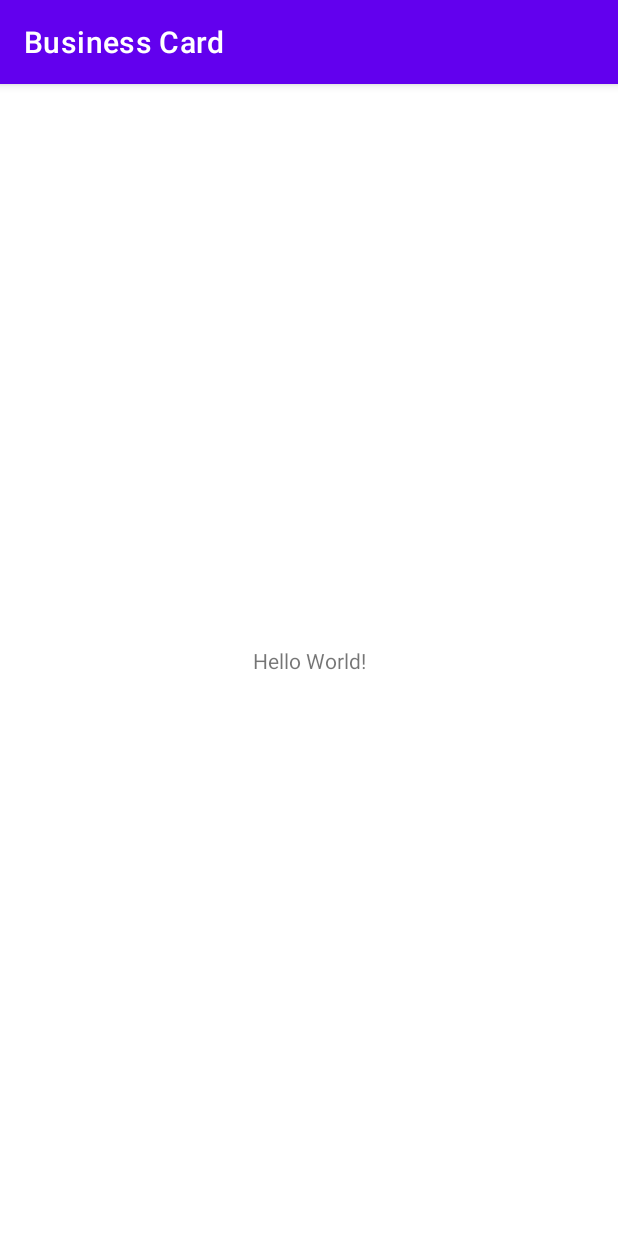
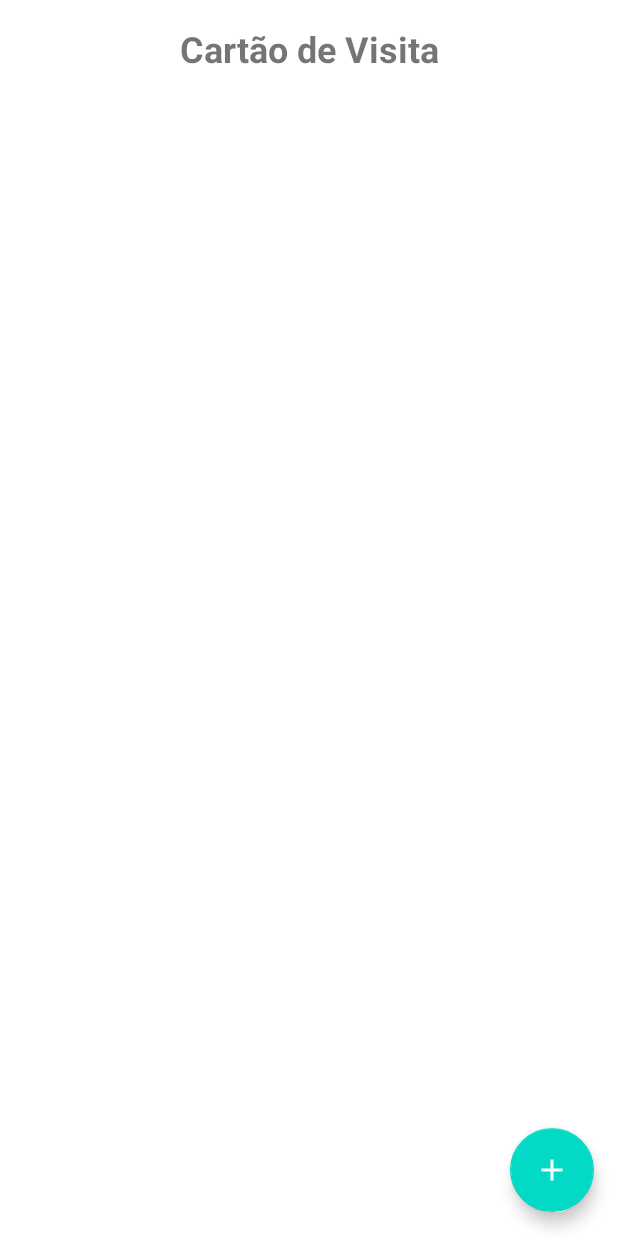
Before and after one commit to jhchiarelli/businesscard, an Android app: the screen it shows after launch (MainActivity), on a phone screen of 412 x 824 dp. Run offline under Robolectric (Android 15) with nearby library versions, the phone set to English and light mode, and no system bars.

Commit message:
Add Screen New Card

```diff
--- a/app/build.gradle
+++ b/app/build.gradle
@@ -9,7 +9,7 @@ android {
 
     defaultConfig {
         applicationId "br.com.dio.businesscard"
-        minSdk 19
+        minSdk 21
         targetSdk 30
         versionCode 1
         versionName "1.0"
@@ -29,6 +29,9 @@ android {
     }
     kotlinOptions {
         jvmTarget = '1.8'
+    }
+    buildFeatures {
+        viewBinding = true
     }
 }
 
--- a/app/src/main/AndroidManifest.xml
+++ b/app/src/main/AndroidManifest.xml
@@ -11,6 +11,9 @@
         android:supportsRtl="true"
         android:theme="@style/Theme.BusinessCard">
         <activity
+            android:name=".ui.AddBusinessCardActivity"
+            android:exported="true" />
+        <activity
             android:name=".ui.MainActivity"
             android:exported="true">
             <intent-filter>
--- a/app/src/main/java/br/com/dio/businesscard/ui/MainActivity.kt
+++ b/app/src/main/java/br/com/dio/businesscard/ui/MainActivity.kt
@@ -1,12 +1,25 @@
 package br.com.dio.businesscard.ui
 
+import android.content.Intent
 import androidx.appcompat.app.AppCompatActivity
 import android.os.Bundle
-import br.com.dio.businesscard.R
+import br.com.dio.businesscard.databinding.ActivityMainBinding
 
 class MainActivity : AppCompatActivity() {
+
+    private val binding by lazy { ActivityMainBinding.inflate(layoutInflater) }
+
     override fun onCreate(savedInstanceState: Bundle?) {
         super.onCreate(savedInstanceState)
-        setContentView(R.layout.activity_main)
+        setContentView(binding.root)
+        insertListener()
     }
+
+    private fun insertListener() {
+        binding.fab.setOnClickListener {
+            val intent = Intent(this@MainActivity, AddBusinessCardActivity::class.java)
+            startActivity(intent)
+        }
+    }
+
 }
--- /dev/null
+++ b/app/src/main/res/drawable/ic_add_24.xml
@@ -0,0 +1,5 @@
+<vector android:height="24dp" android:tint="#FFFFFF"
+    android:viewportHeight="24" android:viewportWidth="24"
+    android:width="24dp" xmlns:android="http://schemas.android.com/apk/res/android">
+    <path android:fillColor="@android:color/white" android:pathData="M19,13h-6v6h-2v-6H5v-2h6V5h2v6h6v2z"/>
+</vector>
--- a/app/src/main/res/layout/activity_main.xml
+++ b/app/src/main/res/layout/activity_main.xml
@@ -7,12 +7,36 @@
     tools:context=".ui.MainActivity">
 
     <TextView
+        android:id="@+id/tv_title"
         android:layout_width="wrap_content"
         android:layout_height="wrap_content"
-        android:text="Hello World!"
-        app:layout_constraintBottom_toBottomOf="parent"
-        app:layout_constraintLeft_toLeftOf="parent"
-        app:layout_constraintRight_toRightOf="parent"
+        android:layout_margin="16dp"
+        android:text="@string/label_business_card"
+        android:textSize="24sp"
+        android:textStyle="bold"
+        app:layout_constraintEnd_toEndOf="parent"
+        app:layout_constraintStart_toStartOf="parent"
         app:layout_constraintTop_toTopOf="parent" />
 
+    <androidx.recyclerview.widget.RecyclerView
+        android:id="@+id/rc_card"
+        android:layout_width="match_parent"
+        android:layout_height="0dp"
+        android:layout_margin="16dp"
+        app:layoutManager="androidx.recyclerview.widget.LinearLayoutManager"
+        app:layout_constraintBottom_toBottomOf="parent"
+        app:layout_constraintTop_toBottomOf="@id/tv_title"
+        tools:itemCount="8"
+        tools:listitem="@layout/item_buisiness_card" />
+
+    <com.google.android.material.floatingactionbutton.FloatingActionButton
+        android:id="@+id/fab"
+        android:layout_width="wrap_content"
+        android:layout_height="wrap_content"
+        android:layout_margin="16dp"
+        app:layout_constraintBottom_toBottomOf="parent"
+        app:layout_constraintEnd_toEndOf="parent"
+        app:srcCompat="@drawable/ic_add_24" />
+
+
 </androidx.constraintlayout.widget.ConstraintLayout>
--- a/app/src/main/res/values-night/themes.xml
+++ b/app/src/main/res/values-night/themes.xml
@@ -1,6 +1,6 @@
 <resources xmlns:tools="http://schemas.android.com/tools">
     <!-- Base application theme. -->
-    <style name="Theme.BusinessCard" parent="Theme.MaterialComponents.DayNight.DarkActionBar">
+    <style name="Theme.BusinessCard" parent="Theme.MaterialComponents.DayNight.NoActionBar">
         <!-- Primary brand color. -->
         <item name="colorPrimary">@color/purple_200</item>
         <item name="colorPrimaryVariant">@color/purple_700</item>
--- a/app/src/main/res/values/themes.xml
+++ b/app/src/main/res/values/themes.xml
@@ -1,6 +1,6 @@
 <resources xmlns:tools="http://schemas.android.com/tools">
     <!-- Base application theme. -->
-    <style name="Theme.BusinessCard" parent="Theme.MaterialComponents.DayNight.DarkActionBar">
+    <style name="Theme.BusinessCard" parent="Theme.MaterialComponents.DayNight.NoActionBar">
         <!-- Primary brand color. -->
         <item name="colorPrimary">@color/purple_500</item>
         <item name="colorPrimaryVariant">@color/purple_700</item>
@@ -8,7 +8,7 @@
         <!-- Secondary brand color. -->
         <item name="colorSecondary">@color/teal_200</item>
         <item name="colorSecondaryVariant">@color/teal_700</item>
-        <item name="colorOnSecondary">@color/black</item>
+        <item name="colorOnSecondary">@color/white</item>
         <!-- Status bar color. -->
         <item name="android:statusBarColor" tools:targetApi="l">?attr/colorPrimaryVariant</item>
         <!-- Customize your theme here. -->
```
Also changed, not shown: app/src/main/java/br/com/dio/businesscard/ui/AddBusinessCardActivity.kt (added, +26 -0 lines), app/src/main/res/drawable/ic_close_24.xml (added, +10 -0 lines), app/src/main/res/layout/activity_add_business_card.xml (added, +144 -0 lines), app/src/main/res/layout/item_buisiness_card.xml (added, +71 -0 lines), app/src/main/res/values/strings.xml (+8 -0 lines).
